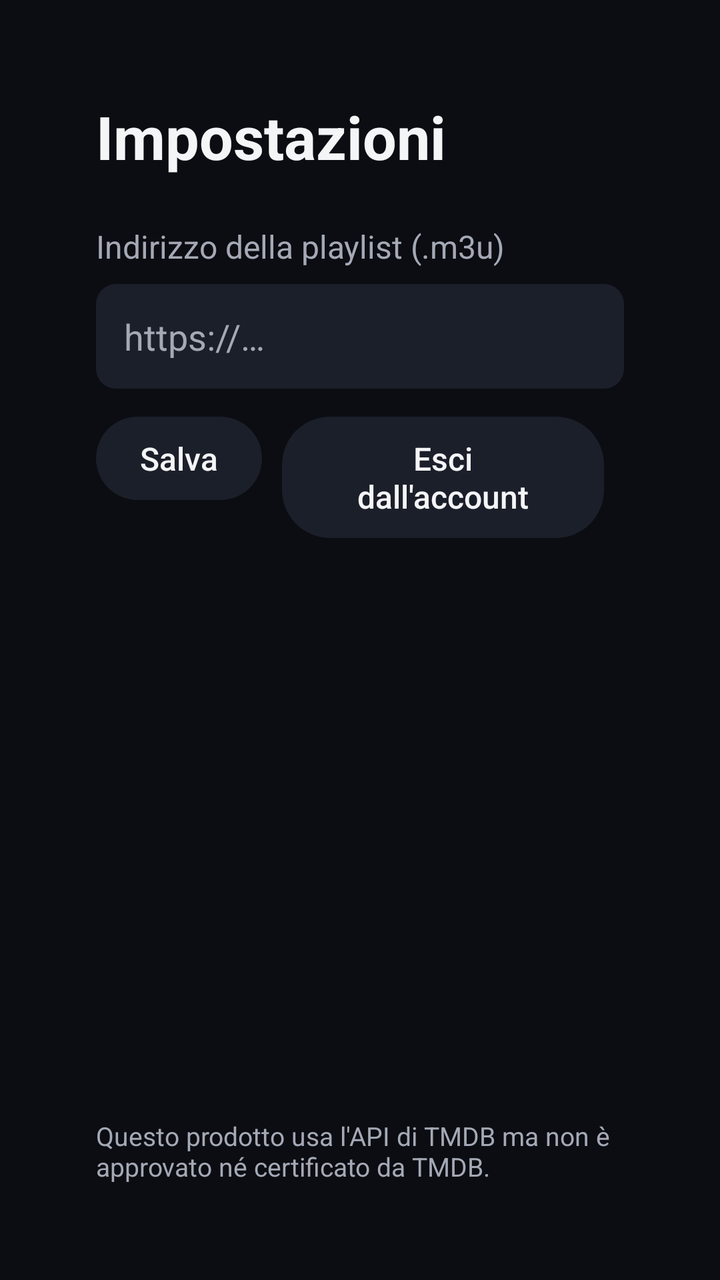
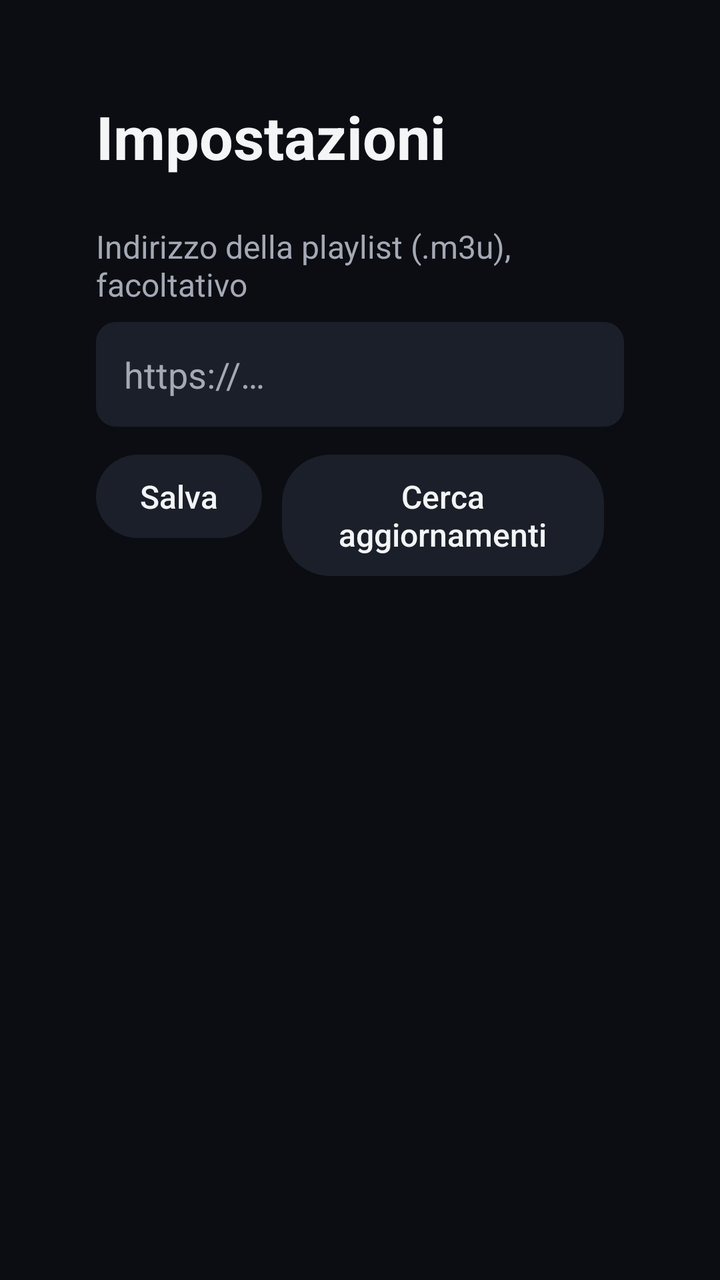

Two renders of the same Android screen: before a commit and after it. Below are the layout's source before the change and the commit's diff.
<!-- AndroidManifest.xml: application theme Theme.Lumen -->
<!-- res/layout/activity_settings.xml -->
<?xml version="1.0" encoding="utf-8"?>
<LinearLayout xmlns:android="http://schemas.android.com/apk/res/android"
    android:layout_width="match_parent" android:layout_height="match_parent"
    android:orientation="vertical" android:padding="48dp">
    <TextView android:layout_width="wrap_content" android:layout_height="wrap_content" android:text="Impostazioni" android:textColor="@color/text" android:textSize="30sp" android:textStyle="bold" android:layout_marginBottom="24dp"/>
    <TextView android:layout_width="wrap_content" android:layout_height="wrap_content" android:text="Indirizzo della playlist (.m3u)" android:textColor="@color/muted" android:textSize="16sp" android:layout_marginBottom="8dp"/>
    <EditText android:id="@+id/playlistUrl" style="@style/LumenField" android:hint="https://…" android:inputType="textUri" android:imeOptions="actionDone"/>
    <LinearLayout android:layout_width="wrap_content" android:layout_height="wrap_content" android:orientation="horizontal">
        <Button android:id="@+id/save" style="@style/LumenButton" android:text="Salva"/>
        <Button android:id="@+id/signOut" style="@style/LumenButton" android:text="Esci dall'account"/>
    </LinearLayout>
    <TextView android:id="@+id/message" android:layout_width="wrap_content" android:layout_height="wrap_content" android:layout_marginTop="16dp" android:textColor="@color/muted" android:textSize="16sp"/>
    <View android:layout_width="match_parent" android:layout_height="0dp" android:layout_weight="1"/>
    <TextView android:layout_width="wrap_content" android:layout_height="wrap_content" android:text="Questo prodotto usa l'API di TMDB ma non è approvato né certificato da TMDB." android:textColor="@color/muted" android:textSize="13sp"/>
</LinearLayout>
<!-- resources referenced by this layout -->
<resources>
  <color name="muted">#A4A9B5</color>
  <color name="text">#F4F5F7</color>
  <style name="LumenButton">
          <item name="android:layout_width">wrap_content</item>
          <item name="android:layout_height">wrap_content</item>
          <item name="android:background">@drawable/bg_button</item>
          <item name="android:textColor">@drawable/button_text</item>
          <item name="android:textAllCaps">false</item>
          <item name="android:textSize">16sp</item>
          <item name="android:minWidth">0dp</item>
          <item name="android:minHeight">0dp</item>
          <item name="android:paddingStart">22dp</item>
          <item name="android:paddingEnd">22dp</item>
          <item name="android:paddingTop">10dp</item>
          <item name="android:paddingBottom">10dp</item>
          <item name="android:layout_marginEnd">10dp</item>
          <item name="android:stateListAnimator">@null</item>
          <item name="android:focusable">true</item>
      </style>
  <style name="LumenField">
          <item name="android:layout_width">match_parent</item>
          <item name="android:layout_height">wrap_content</item>
          <item name="android:background">@drawable/bg_field</item>
          <item name="android:padding">14dp</item>
          <item name="android:textColor">@color/text</item>
          <item name="android:textColorHint">@color/muted</item>
          <item name="android:textSize">18sp</item>
          <item name="android:singleLine">true</item>
          <item name="android:layout_marginBottom">14dp</item>
      </style>
  <style name="Theme.Lumen" parent="@android:style/Theme.Material.NoActionBar">
          <item name="android:windowBackground">@color/bg</item>
          <item name="android:colorAccent">@color/accent</item>
          <item name="android:colorBackground">@color/bg</item>
          <item name="android:textColorPrimary">@color/text</item>
          <item name="android:textColorSecondary">@color/muted</item>
      </style>
  <!-- drawable bg_button (drawable) -->
  <selector xmlns:android="http://schemas.android.com/apk/res/android">
      <item android:state_focused="true"><shape><solid android:color="@color/text"/><corners android:radius="24dp"/></shape></item>
      <item android:state_selected="true"><shape><solid android:color="#4A4F5C"/><corners android:radius="24dp"/></shape></item>
      <item><shape><solid android:color="@color/panel"/><corners android:radius="24dp"/></shape></item>
  </selector>
  <!-- drawable button_text (drawable) -->
  <selector xmlns:android="http://schemas.android.com/apk/res/android">
      <item android:state_focused="true" android:color="@color/bg"/>
      <item android:color="@color/text"/>
  </selector>
  <!-- drawable bg_field (drawable) -->
  <selector xmlns:android="http://schemas.android.com/apk/res/android">
      <item android:state_focused="true"><shape><solid android:color="@color/panel"/><stroke android:width="2dp" android:color="@color/accent"/><corners android:radius="10dp"/></shape></item>
      <item><shape><solid android:color="@color/panel"/><corners android:radius="10dp"/></shape></item>
  </selector>
  <color name="bg">#0B0D12</color>
  <color name="accent">#F5B942</color>
  <color name="panel">#1B1F29</color>
</resources>

<!-- the commit's change to res/layout/activity_settings.xml (unified diff, before → after) -->
@@ -3,13 +3,15 @@
     android:layout_width="match_parent" android:layout_height="match_parent"
     android:orientation="vertical" android:padding="48dp">
     <TextView android:layout_width="wrap_content" android:layout_height="wrap_content" android:text="Impostazioni" android:textColor="@color/text" android:textSize="30sp" android:textStyle="bold" android:layout_marginBottom="24dp"/>
-    <TextView android:layout_width="wrap_content" android:layout_height="wrap_content" android:text="Indirizzo della playlist (.m3u)" android:textColor="@color/muted" android:textSize="16sp" android:layout_marginBottom="8dp"/>
+    <TextView android:layout_width="wrap_content" android:layout_height="wrap_content" android:text="Indirizzo della playlist (.m3u), facoltativo" android:textColor="@color/muted" android:textSize="16sp" android:layout_marginBottom="8dp"/>
     <EditText android:id="@+id/playlistUrl" style="@style/LumenField" android:hint="https://…" android:inputType="textUri" android:imeOptions="actionDone"/>
     <LinearLayout android:layout_width="wrap_content" android:layout_height="wrap_content" android:orientation="horizontal">
         <Button android:id="@+id/save" style="@style/LumenButton" android:text="Salva"/>
+        <Button android:id="@+id/checkUpdate" style="@style/LumenButton" android:text="Cerca aggiornamenti"/>
         <Button android:id="@+id/signOut" style="@style/LumenButton" android:text="Esci dall'account"/>
     </LinearLayout>
     <TextView android:id="@+id/message" android:layout_width="wrap_content" android:layout_height="wrap_content" android:layout_marginTop="16dp" android:textColor="@color/muted" android:textSize="16sp"/>
     <View android:layout_width="match_parent" android:layout_height="0dp" android:layout_weight="1"/>
+    <TextView android:id="@+id/version" android:layout_width="wrap_content" android:layout_height="wrap_content" android:layout_marginBottom="4dp" android:textColor="@color/muted" android:textSize="13sp"/>
     <TextView android:layout_width="wrap_content" android:layout_height="wrap_content" android:text="Questo prodotto usa l'API di TMDB ma non è approvato né certificato da TMDB." android:textColor="@color/muted" android:textSize="13sp"/>
 </LinearLayout>
